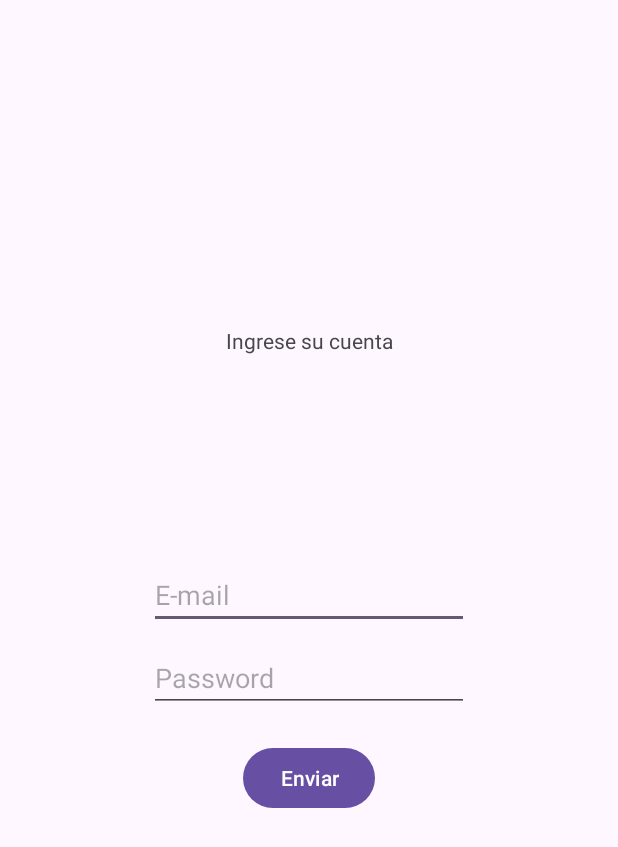
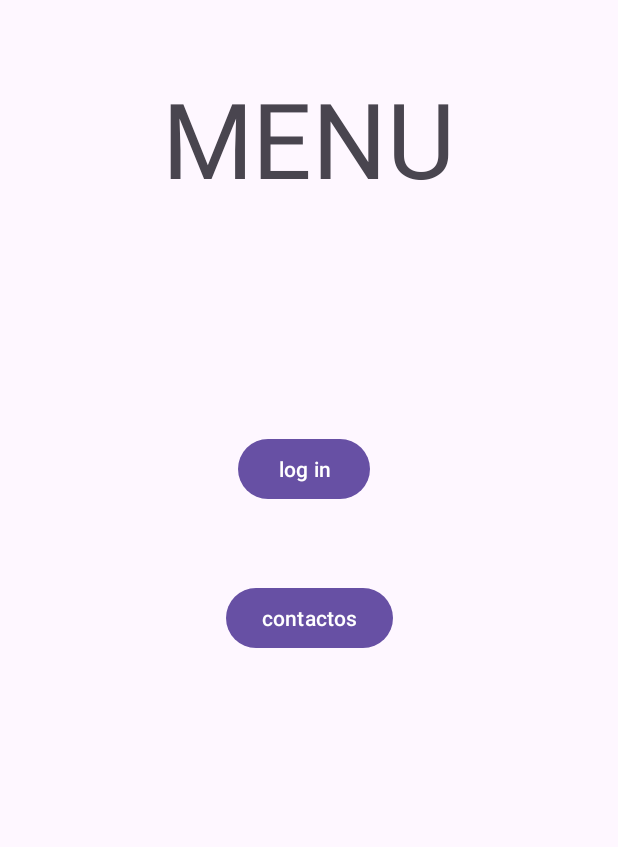
Before and after one commit to Kiaravd/tareas6to, an Android app: the screen it shows after launch (MainActivity), on a phone screen of 412 x 824 dp. Shown: the top 847 px of the screen. Run offline under Robolectric (Android 15) with nearby library versions, the phone set to English and light mode, and no system bars.

Commit message:
Añado tarea menu y contactos

```diff
--- a/MyApplication2/app/src/main/AndroidManifest.xml
+++ b/MyApplication2/app/src/main/AndroidManifest.xml
@@ -1,7 +1,7 @@
 <?xml version="1.0" encoding="utf-8"?>
 <manifest xmlns:android="http://schemas.android.com/apk/res/android"
     xmlns:tools="http://schemas.android.com/tools" >
-
+    <uses-permission android:name="android.permission.READ_CONTACTS" />
     <application
         android:allowBackup="true"
         android:dataExtractionRules="@xml/data_extraction_rules"
@@ -21,6 +21,10 @@
             </intent-filter>
         </activity>
         <activity android:name=".ActivityTwo" />
+        <activity android:name=".log" />
+        <activity android:name=".contactos" />
     </application>
 
+
+
 </manifest>
--- a/MyApplication2/app/src/main/java/com/example/myapplication/MainActivity.kt
+++ b/MyApplication2/app/src/main/java/com/example/myapplication/MainActivity.kt
@@ -2,55 +2,41 @@ package com.example.myapplication
 
 import android.content.Intent
 import android.os.Bundle
+import androidx.appcompat.app.AppCompatActivity
 import androidx.activity.enableEdgeToEdge
-import androidx.appcompat.app.AppCompatActivity
 import androidx.core.view.ViewCompat
 import androidx.core.view.WindowInsetsCompat
-import android.widget.Button
-import android.widget.EditText
-import android.widget.TextView
+
+import com.example.myapplication.databinding.ActivityMainBinding
 
 class MainActivity : AppCompatActivity() {
-    companion object {
-        const val GEMAIL = "kiarita@gmail.com"
-        const val GPASS = "12345"
-    }
+
+
+    private lateinit var binding: ActivityMainBinding
+
     override fun onCreate(savedInstanceState: Bundle?) {
         super.onCreate(savedInstanceState)
         enableEdgeToEdge()
 
-        setContentView(R.layout.activity_main)
-        val emailInput = findViewById<EditText>(R.id.email)
-        val passInput = findViewById<EditText>(R.id.pass)
-        val btn = findViewById<Button>(R.id.button)
-        val estado = findViewById<TextView>(R.id.estado)
 
-        btn.setOnClickListener {
-            val email = emailInput.text.toString().trim()
-            val pass = passInput.text.toString().trim()
-            when {
-                email.isEmpty() || pass.isEmpty() ->
-                    estado.text = getString(R.string.vacio)
+        binding = ActivityMainBinding.inflate(layoutInflater)
+        setContentView(binding.root)
 
-                email != GEMAIL ->
-                    estado.text = getString(R.string.email_incorrecto)
+        binding.logView.setOnClickListener {
+            val intent = Intent(this, log::class.java)
+            startActivity(intent)
+        }
+        binding.contactos.setOnClickListener {
+            val intent = Intent(this, contactos::class.java)
+            startActivity(intent)
+        }
 
-                pass != GPASS ->
-                    estado.text = getString(R.string.pass_incorrecto)
 
-                else -> {
-                    val intent = Intent(this, ActivityTwo::class.java)
-                    intent.putExtra("Email", email)
-                    startActivity(intent)
-                }
 
-            }
-        }
-        ViewCompat.setOnApplyWindowInsetsListener(findViewById(R.id.main)) { v, insets ->
+        ViewCompat.setOnApplyWindowInsetsListener(binding.root) { v, insets ->
             val systemBars = insets.getInsets(WindowInsetsCompat.Type.systemBars())
             v.setPadding(systemBars.left, systemBars.top, systemBars.right, systemBars.bottom)
             insets
-
         }
     }
 }
--- a/MyApplication2/app/src/main/java/com/example/myapplication/activityTwo.kt
+++ b/MyApplication2/app/src/main/java/com/example/myapplication/activityTwo.kt
@@ -15,6 +15,6 @@ class ActivityTwo : AppCompatActivity() {
         val email = intent.getStringExtra("Email")
 
         emailView.text = "Bienvenido, $email"
-        mensajeView.text = "Login exitoso"
+        mensajeView.text = getString(R.string.email_incorrecto)
     }
 }
--- a/MyApplication2/app/src/main/res/layout/activity_main.xml
+++ b/MyApplication2/app/src/main/res/layout/activity_main.xml
@@ -4,81 +4,41 @@
     xmlns:tools="http://schemas.android.com/tools"
     android:id="@+id/main"
     android:layout_width="match_parent"
-    android:layout_height="match_parent"
-    tools:context=".MainActivity">
+    android:layout_height="match_parent">
 
-    <RadioGroup
+    <Button
+        android:id="@+id/log_view"
         android:layout_width="wrap_content"
         android:layout_height="wrap_content"
-        android:layout_marginTop="51dp"
-        app:layout_constraintEnd_toEndOf="parent"
-        app:layout_constraintStart_toStartOf="parent"
-        app:layout_constraintTop_toBottomOf="@+id/button" />
+        android:layout_marginStart="8dp"
+        android:layout_marginBottom="51dp"
+        android:text="log in"
+        app:layout_constraintBottom_toTopOf="@+id/contactos"
+        app:layout_constraintStart_toStartOf="@+id/contactos" />
 
-    <TextView
-        android:id="@+id/estado"
+    <Button
+        android:id="@+id/contactos"
         android:layout_width="wrap_content"
         android:layout_height="wrap_content"
-        android:layout_marginTop="152dp"
-        android:text="Ingrese su cuenta"
-        app:layout_constraintBottom_toTopOf="@+id/imageView2"
+        android:text="contactos"
+        app:layout_constraintBottom_toBottomOf="parent"
         app:layout_constraintEnd_toEndOf="parent"
         app:layout_constraintStart_toStartOf="parent"
         app:layout_constraintTop_toTopOf="parent" />
 
-    <EditText
-        android:id="@+id/email"
+    <TextView
+        android:id="@+id/textView"
         android:layout_width="wrap_content"
         android:layout_height="wrap_content"
-        android:layout_marginTop="72dp"
-        android:ems="10"
-        android:hint="E-mail"
-        android:inputType="textEmailAddress"
+        android:layout_marginTop="81dp"
+        android:scaleX="5"
+        android:scaleY="5"
+        android:text="MENU"
         app:layout_constraintEnd_toEndOf="parent"
         app:layout_constraintStart_toStartOf="parent"
-        app:layout_constraintTop_toBottomOf="@+id/imageView2" />
-
-    <Button
-        android:id="@+id/button"
-        android:layout_width="wrap_content"
-        android:layout_height="wrap_content"
-        android:layout_marginTop="20dp"
-        android:text="Enviar"
-        app:layout_constraintEnd_toEndOf="@+id/pass"
-        app:layout_constraintStart_toStartOf="@+id/pass"
-        app:layout_constraintTop_toBottomOf="@+id/pass" />
-
-    <EditText
-        android:id="@+id/pass"
-        android:layout_width="wrap_content"
-        android:layout_height="wrap_content"
-        android:layout_marginTop="10dp"
-        android:ems="10"
-        android:hint="Password"
-        android:inputType="textPassword"
-        app:layout_constraintStart_toStartOf="@+id/email"
-        app:layout_constraintTop_toBottomOf="@+id/email" />
-
-    <ImageView
-        android:id="@+id/imageView2"
-        android:layout_width="wrap_content"
-        android:layout_height="wrap_content"
-        android:layout_marginStart="40dp"
-        android:layout_marginTop="33dp"
-        app:layout_constraintBottom_toBottomOf="parent"
-        app:layout_constraintEnd_toEndOf="parent"
-        app:layout_constraintHorizontal_bias="0.415"
-        app:layout_constraintStart_toStartOf="parent"
-        app:layout_constraintTop_toTopOf="parent"
-        app:layout_constraintVertical_bias="0.34"
-        tools:srcCompat="@tools:sample/avatars" />
+        app:layout_constraintTop_toTopOf="parent" />
 
     <androidx.constraintlayout.widget.Guideline
         android:layout_width="wrap_content"
         android:layout_height="wrap_content" />
-
-    <androidx.constraintlayout.widget.Guideline
-        android:layout_width="wrap_content"
-        android:layout_height="wrap_content" />
-
 </androidx.constraintlayout.widget.ConstraintLayout>
--- a/MyApplication2/app/src/main/res/values/strings.xml
+++ b/MyApplication2/app/src/main/res/values/strings.xml
@@ -1,6 +1,6 @@
 <resources>
     <string name="app_name">My Application</string>
-    <string name="login_correcto">Los datos son correctos</string>
+    <string name="login_correcto">Login exitoso</string>
     <string name="vacio">Completa ambos campos</string>
     <string name="pass_incorrecto">Contraseña inválida</string>
     <string name="email_incorrecto">Usuario no registrado</string>
--- a/MyApplication2/gradle/libs.versions.toml
+++ b/MyApplication2/gradle/libs.versions.toml
@@ -9,6 +9,7 @@ appcompat = "1.6.1"
 material = "1.10.0"
 activity = "1.11.0"
 constraintlayout = "2.1.4"
+recyclerview = "1.4.0"
 
 [libraries]
 androidx-core-ktx = { group = "androidx.core", name = "core-ktx", version.ref = "coreKtx" }
@@ -19,6 +20,7 @@ androidx-appcompat = { group = "androidx.appcompat", name = "appcompat", version
 material = { group = "com.google.android.material", name = "material", version.ref = "material" }
 androidx-activity = { group = "androidx.activity", name = "activity", version.ref = "activity" }
 androidx-constraintlayout = { group = "androidx.constraintlayout", name = "constraintlayout", version.ref = "constraintlayout" }
+androidx-recyclerview = { group = "androidx.recyclerview", name = "recyclerview", version.ref = "recyclerview" }
 
 [plugins]
 android-application = { id = "com.android.application", version.ref = "agp" }
```
Also changed, not shown: MyApplication2/app/build.gradle.kts (+7 -0 lines), MyApplication2/app/src/main/java/com/example/myapplication/contactos.kt (added, +140 -0 lines), MyApplication2/app/src/main/java/com/example/myapplication/log.kt (added, +51 -0 lines), MyApplication2/app/src/main/res/layout/contactos.xml (added, +31 -0 lines), MyApplication2/app/src/main/res/layout/item_contacto.xml (added, +24 -0 lines), MyApplication2/app/src/main/res/layout/log.xml (added, +84 -0 lines).
